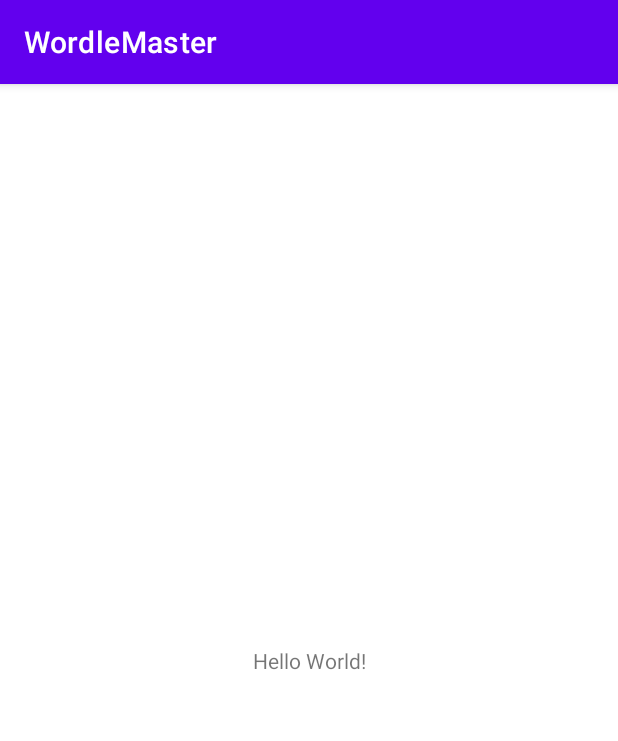
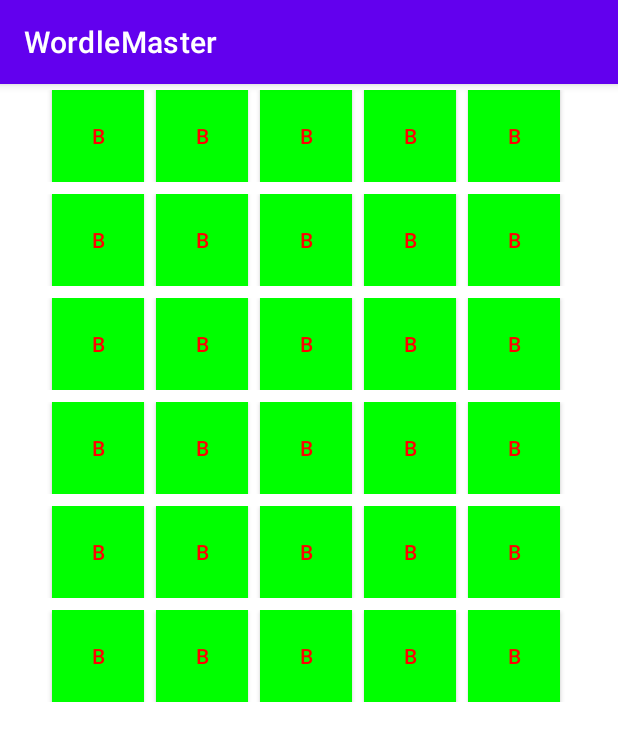
Before and after one commit to mnokno/WordleMaster, an Android app: the screen it shows after launch (MainActivity), on a phone screen of 412 x 824 dp. Shown: the top 741 px of the screen. Run offline under Robolectric (Android 15) with nearby library versions, the phone set to English and light mode, and no system bars.

Commit message:
Started development on the app

```diff
--- a/app/src/main/java/com/example/wordlemaster/MainActivity.kt
+++ b/app/src/main/java/com/example/wordlemaster/MainActivity.kt
@@ -1,11 +1,63 @@
 package com.example.wordlemaster
 
+import android.graphics.Color
 import androidx.appcompat.app.AppCompatActivity
 import android.os.Bundle
+import android.util.DisplayMetrics
+import android.view.View
+import android.view.ViewGroup
+import android.widget.Button
+import android.widget.LinearLayout
+import android.widget.TextView
+import androidx.constraintlayout.widget.ConstraintLayout
+import androidx.core.view.marginLeft
+import androidx.core.view.setMargins
+import kotlin.math.floor
 
 class MainActivity : AppCompatActivity() {
     override fun onCreate(savedInstanceState: Bundle?) {
         super.onCreate(savedInstanceState)
         setContentView(R.layout.activity_main)
+
+        genUI()
+    }
+
+    private fun genUI(){
+
+        // Gets screen size
+        val displayMetrics = DisplayMetrics()
+        windowManager.defaultDisplay.getMetrics(displayMetrics)
+        val linearLayoutPaddingLength: Int = floor(displayMetrics.widthPixels * 0.075).toInt()
+        val buttonSize: Int = floor(displayMetrics.widthPixels * 0.15).toInt()
+        val buttonPaddingLength: Int = floor(displayMetrics.widthPixels * 0.01).toInt()
+
+        // Generates horizontal layouts for button
+        for (i in 0 until 6){
+
+            val constraintLayout = findViewById<LinearLayout>(R.id.mainStackPanel)
+            val linearLayout = LinearLayout(this)
+            linearLayout.layoutParams = ConstraintLayout.LayoutParams(ConstraintLayout.LayoutParams.WRAP_CONTENT, ConstraintLayout.LayoutParams.WRAP_CONTENT)
+            linearLayout.setPadding(linearLayoutPaddingLength, buttonPaddingLength, linearLayoutPaddingLength, buttonPaddingLength)
+            linearLayout.orientation = LinearLayout.HORIZONTAL
+            constraintLayout.addView(linearLayout);
+
+            // Generates buttons
+            for (j in 0 until  5){
+
+                val button = Button(this)
+                val layoutParams = LinearLayout.LayoutParams(buttonSize, buttonSize)
+                layoutParams.setMargins(buttonPaddingLength, 0, buttonPaddingLength, 0)
+                button.layoutParams = layoutParams
+
+                button.text = "B"
+                button.setOnClickListener(View.OnClickListener {
+                    button.text = button.text as String + '.'
+                })
+                button.setBackgroundColor(Color.GREEN)
+                button.setTextColor(Color.RED)
+
+                linearLayout.addView(button);
+            }
+        }
     }
 }
--- a/app/src/main/res/layout/activity_main.xml
+++ b/app/src/main/res/layout/activity_main.xml
@@ -2,17 +2,13 @@
 <androidx.constraintlayout.widget.ConstraintLayout xmlns:android="http://schemas.android.com/apk/res/android"
     xmlns:app="http://schemas.android.com/apk/res-auto"
     xmlns:tools="http://schemas.android.com/tools"
-    android:layout_width="match_parent"
-    android:layout_height="match_parent"
+    android:layout_width="wrap_content"
+    android:layout_height="wrap_content"
     tools:context=".MainActivity">
 
-    <TextView
-        android:layout_width="wrap_content"
-        android:layout_height="wrap_content"
-        android:text="Hello World!"
-        app:layout_constraintBottom_toBottomOf="parent"
-        app:layout_constraintLeft_toLeftOf="parent"
-        app:layout_constraintRight_toRightOf="parent"
-        app:layout_constraintTop_toTopOf="parent" />
-
+    <LinearLayout
+        android:id="@+id/mainStackPanel"
+        android:layout_width="match_parent"
+        android:layout_height="match_parent"
+        android:orientation="vertical"></LinearLayout>
 </androidx.constraintlayout.widget.ConstraintLayout>
```
